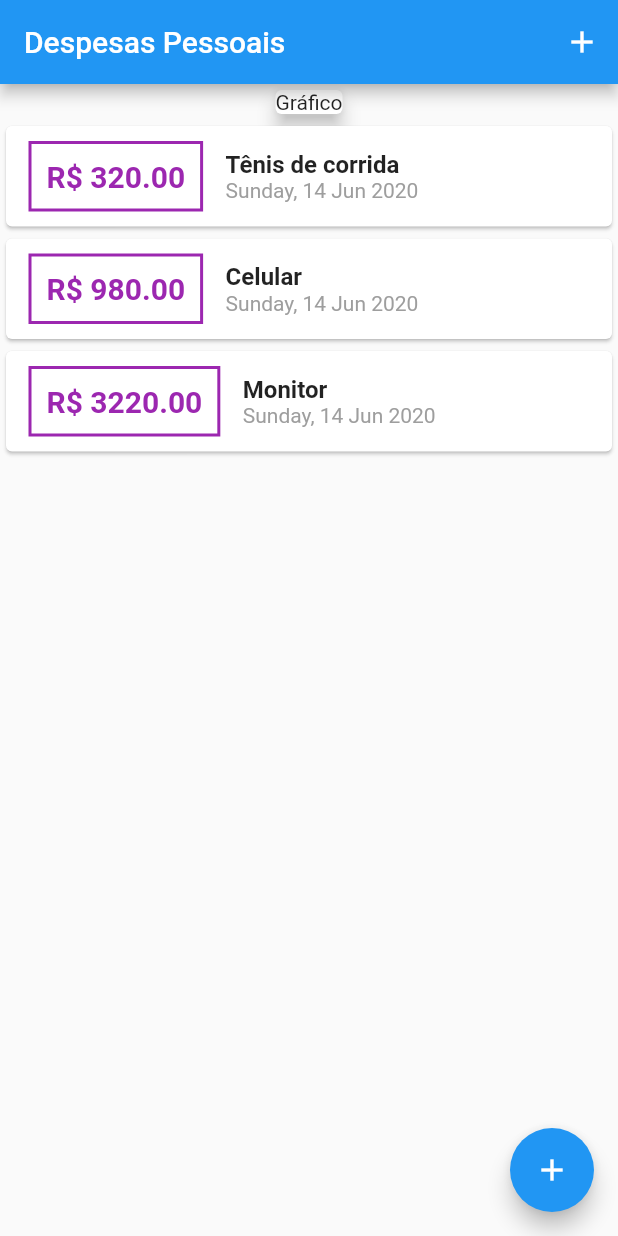
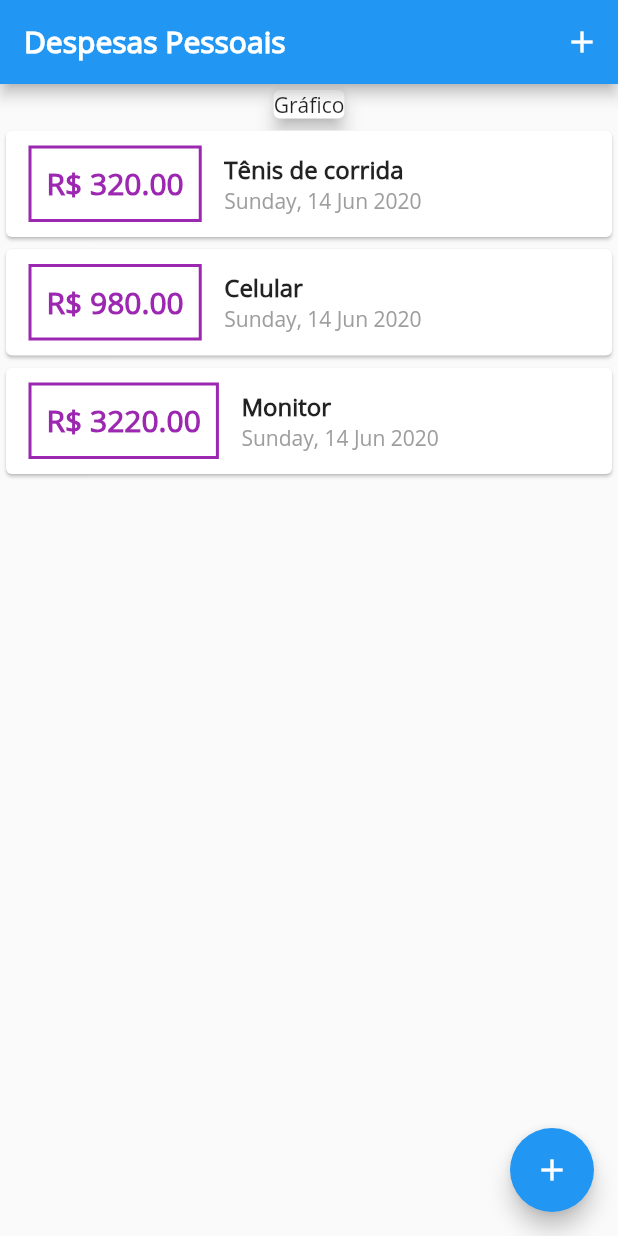
Before and after one commit to fhsbatista/expenses, a Flutter app: the screen it shows after launch, on a phone screen of 412 x 824 dp. Run offline on Flutter 3.47's test engine with Material 2 defaults, Android fonts, the phone set to English and light mode, and no system bars.

Commit message:
set opensans font

```diff
--- a/lib/main.dart
+++ b/lib/main.dart
@@ -13,6 +13,17 @@ class ExpensesApp extends StatelessWidget {
   Widget build(BuildContext context) {
     return MaterialApp(
       title: ('Despesas Pessoais'),
+      theme: ThemeData(
+        fontFamily: 'OpenSans',
+        appBarTheme: AppBarTheme(
+          textTheme: ThemeData.light().textTheme.copyWith(
+                headline6: TextStyle(
+                    fontWeight: FontWeight.bold,
+                    fontSize: 20,
+                    fontFamily: 'OpenSans'),
+              ),
+        ),
+      ),
       home: HomePage(),
     );
   }
--- a/pubspec.yaml
+++ b/pubspec.yaml
@@ -21,5 +21,10 @@ dev_dependencies:
     sdk: flutter
 
 flutter:
+  fonts:
+    - family: OpenSans
+      fonts:
+        - asset: assets/fonts/opensans-regular.ttf
+
 
   uses-material-design: true
```
Also changed, not shown: assets/fonts/opensans-regular.ttf (added).
